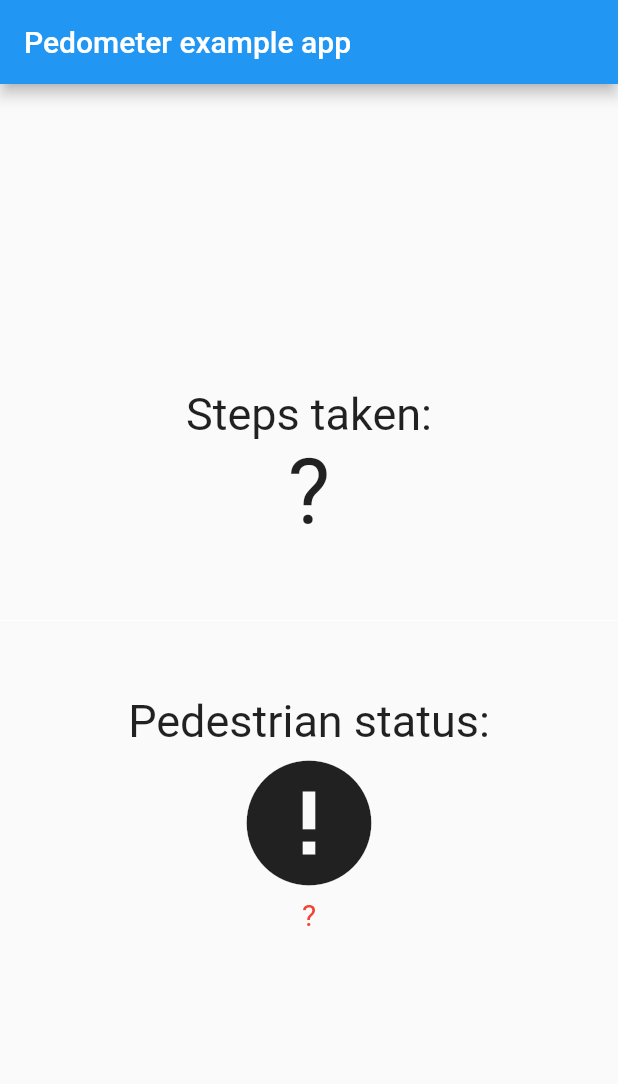
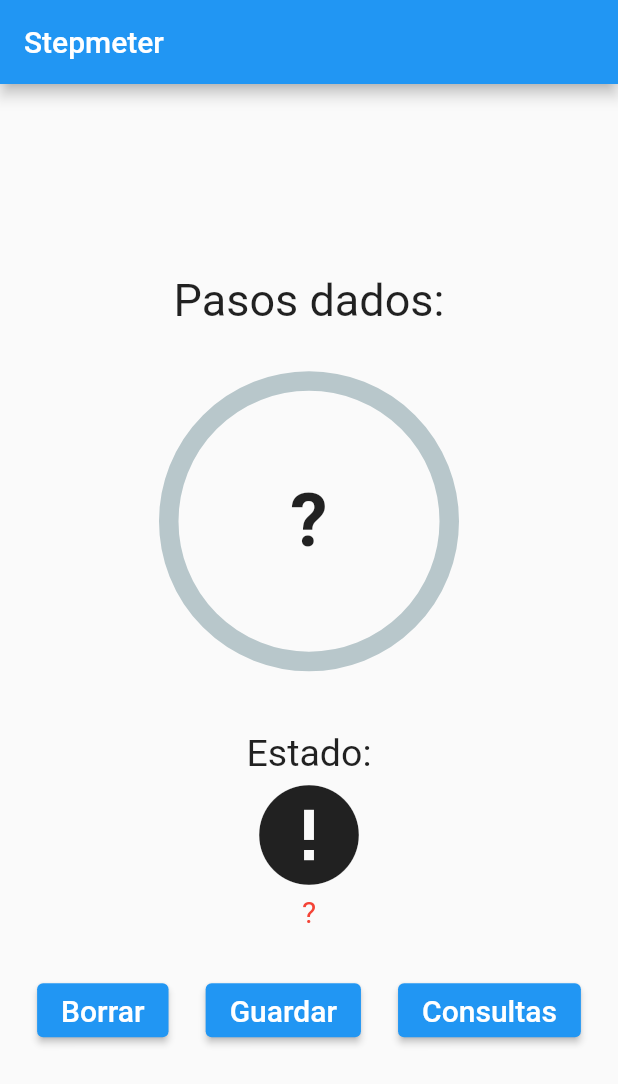
Before and after one commit to reyblacua/cbd, a Flutter app: the screen it shows after launch, on a phone screen of 412 x 824 dp. Shown: the top 1084 px of the screen. Run offline on Flutter 3.47's test engine with Material 2 defaults, Android fonts, the phone set to English and light mode, and no system bars; drawn by our look-alikes of percent_indicator; our stand-ins replace pedometer.

Commit message:
estética de la app y botones

```diff
--- a/stepmeter/lib/main.dart
+++ b/stepmeter/lib/main.dart
@@ -2,6 +2,7 @@ import 'package:flutter/material.dart';
 import 'dart:async';
 
 import 'package:pedometer/pedometer.dart';
+import 'package:percent_indicator/percent_indicator.dart';
 
 String formatDate(DateTime d) {
   return d.toString().substring(0, 19);
@@ -20,6 +21,7 @@ class _MyAppState extends State<MyApp> {
   late Stream<StepCount> _stepCountStream;
   late Stream<PedestrianStatus> _pedestrianStatusStream;
   String _status = '?', _steps = '?';
+  double percentage = 0.0;
 
   @override
   void initState() {
@@ -31,6 +33,8 @@ class _MyAppState extends State<MyApp> {
     print(event);
     setState(() {
       _steps = event.steps.toString();
+      percentage = double.parse(_steps) / 10000;
+      print(percentage);
     });
   }
 
@@ -73,28 +77,35 @@ class _MyAppState extends State<MyApp> {
     return MaterialApp(
       home: Scaffold(
         appBar: AppBar(
-          title: const Text('Pedometer example app'),
+          title: const Text('Stepmeter'),
         ),
         body: Center(
           child: Column(
             mainAxisAlignment: MainAxisAlignment.center,
             children: <Widget>[
+              Container(
+                  child: Text(
+                'Pasos dados:',
+                style: TextStyle(fontSize: 30),
+              )),
+              Container(
+                  margin: const EdgeInsets.only(top: 30.0, bottom: 40.0),
+                  child: new CircularPercentIndicator(
+                    radius: 200.0,
+                    lineWidth: 13.0,
+                    animation: true,
+                    percent: percentage,
+                    center: new Text(
+                      _steps,
+                      style: new TextStyle(
+                          fontWeight: FontWeight.bold, fontSize: 50.0),
+                    ),
+                    circularStrokeCap: CircularStrokeCap.round,
+                    progressColor: Colors.purple,
+                  )),
               Text(
-                'Steps taken:',
-                style: TextStyle(fontSize: 30),
-              ),
-              Text(
-                _steps,
-                style: TextStyle(fontSize: 60),
-              ),
-              Divider(
-                height: 100,
-                thickness: 0,
-                color: Colors.white,
-              ),
-              Text(
-                'Pedestrian status:',
-                style: TextStyle(fontSize: 30),
+                'Estado:',
+                style: TextStyle(fontSize: 25),
               ),
               Icon(
                 _status == 'walking'
@@ -102,15 +113,36 @@ class _MyAppState extends State<MyApp> {
                     : _status == 'stopped'
                         ? Icons.accessibility_new
                         : Icons.error,
-                size: 100,
+                size: 80,
               ),
-              Center(
+              Container(
+                  margin: const EdgeInsets.only(bottom: 30.0),
+                  child: Center(
                     child: Text(
                       _status,
                       style: _status == 'walking' || _status == 'stopped'
                           ? TextStyle(fontSize: 30)
                           : TextStyle(fontSize: 20, color: Colors.red),
                     ),
+                  )),
+              Row(
+                mainAxisAlignment: MainAxisAlignment.spaceEvenly,
+                children: [
+                  new ElevatedButton(
+                    onPressed: () {
+                      _steps = "0";
+                    },
+                    child: Text("Borrar", style: TextStyle(fontSize: 20)),
+                  ),
+                  new ElevatedButton(
+                    onPressed: () {},
+                    child: Text("Guardar", style: TextStyle(fontSize: 20)),
+                  ),
+                  new ElevatedButton(
+                    onPressed: () {},
+                    child: Text("Consultas", style: TextStyle(fontSize: 20)),
+                  )
+                ],
               )
             ],
           ),
@@ -119,22 +151,3 @@ class _MyAppState extends State<MyApp> {
     );
   }
 }
-
-// new CircularPercentIndicator(
-//   radius: 120.0,
-//   lineWidth: 13.0,
-//   animation: true,
-//   percent: 0.7,
-//   center: new Text(
-//     "70.0%",
-//     style:
-//         new TextStyle(fontWeight: FontWeight.bold, fontSize: 20.0),
-//   ),
-//   footer: new Text(
-//     "Sales this week",
-//     style:
-//         new TextStyle(fontWeight: FontWeight.bold, fontSize: 17.0),
-//   ),
-//   circularStrokeCap: CircularStrokeCap.round,
-//   progressColor: Colors.purple,
-// ),
--- a/stepmeter/pubspec.yaml
+++ b/stepmeter/pubspec.yaml
@@ -32,7 +32,7 @@ dependencies:
 dev_dependencies:
   flutter_test:
     sdk: flutter
-  percent_indicator: "^2.1.7+2"
+  percent_indicator: ^3.0.1
   pedometer: ^3.0.0
 
 # For information on the generic Dart part of this file, see the
```
Lines whose indentation alone changed are shown as unchanged.
